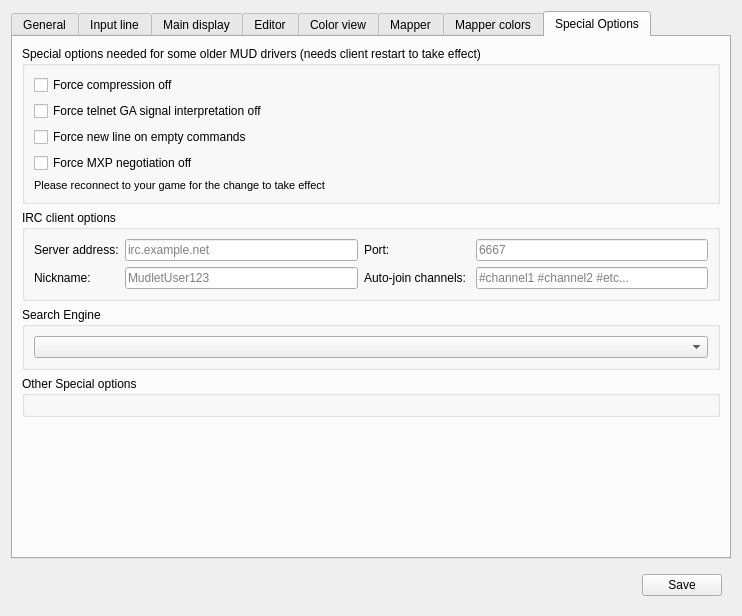
Mudlet/Mudlet, file src/ui/profile_preferences.ui: the form before one commit.
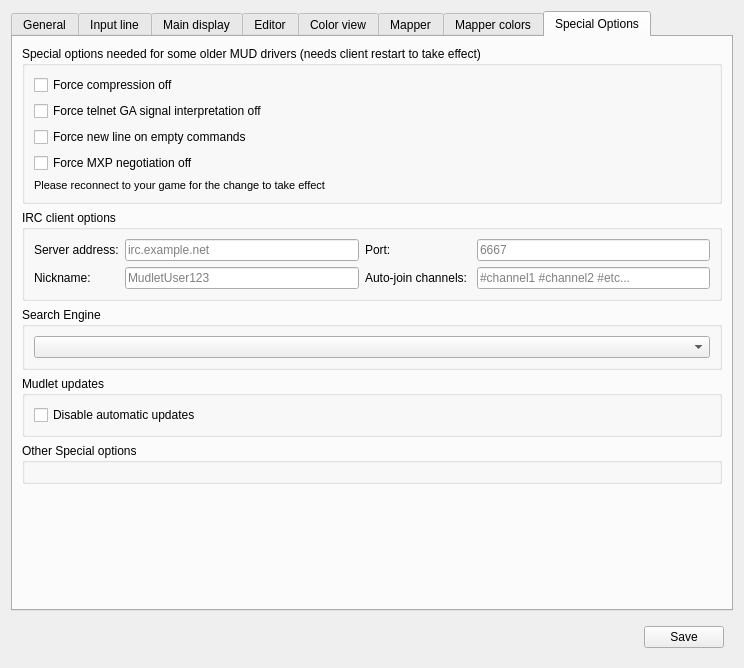
The form after the commit. The open tabs and pages were chosen to show the change. Icons and pictures are not drawn. Custom widgets are drawn as their Qt base class.

The edit to the form file:
```diff
--- a/src/ui/profile_preferences.ui
+++ b/src/ui/profile_preferences.ui
@@ -6,8 +6,8 @@
    <rect>
     <x>0</x>
     <y>0</y>
-    <width>742</width>
-    <height>616</height>
+    <width>744</width>
+    <height>668</height>
    </rect>
   </property>
   <property name="sizePolicy">
@@ -2170,7 +2170,7 @@
          </layout>
         </widget>
        </item>
-       <item row="2" column="0">
+       <item row="3" column="0">
         <widget class="QGroupBox" name="groupbox_searchEngineSelection">
          <property name="title">
           <string>Search Engine</string>
@@ -2182,7 +2182,7 @@
          </layout>
         </widget>
        </item>
-       <item row="3" column="0">
+       <item row="5" column="0">
         <widget class="QGroupBox" name="groupBox_debug">
          <property name="title">
           <string>Other Special options</string>
@@ -2194,7 +2194,7 @@
          </layout>
         </widget>
        </item>
-       <item row="4" column="0">
+       <item row="6" column="0">
         <spacer name="verticalSpacer_specialOptions">
          <property name="orientation">
           <enum>Qt::Vertical</enum>
@@ -2207,6 +2207,22 @@
          </property>
         </spacer>
        </item>
+       <item row="4" column="0">
+        <widget class="QGroupBox" name="groupBox_updates">
+         <property name="title">
+          <string>Mudlet updates</string>
+         </property>
+         <layout class="QGridLayout" name="gridLayout_29">
+          <item row="0" column="0">
+           <widget class="QCheckBox" name="checkbox_noAutomaticUpdates">
+            <property name="text">
+             <string>Disable automatic updates</string>
+            </property>
+           </widget>
+          </item>
+         </layout>
+        </widget>
+       </item>
       </layout>
      </widget>
     </widget>
```
Left out of the diff: 2 changed lines with no effect on the pictures.
